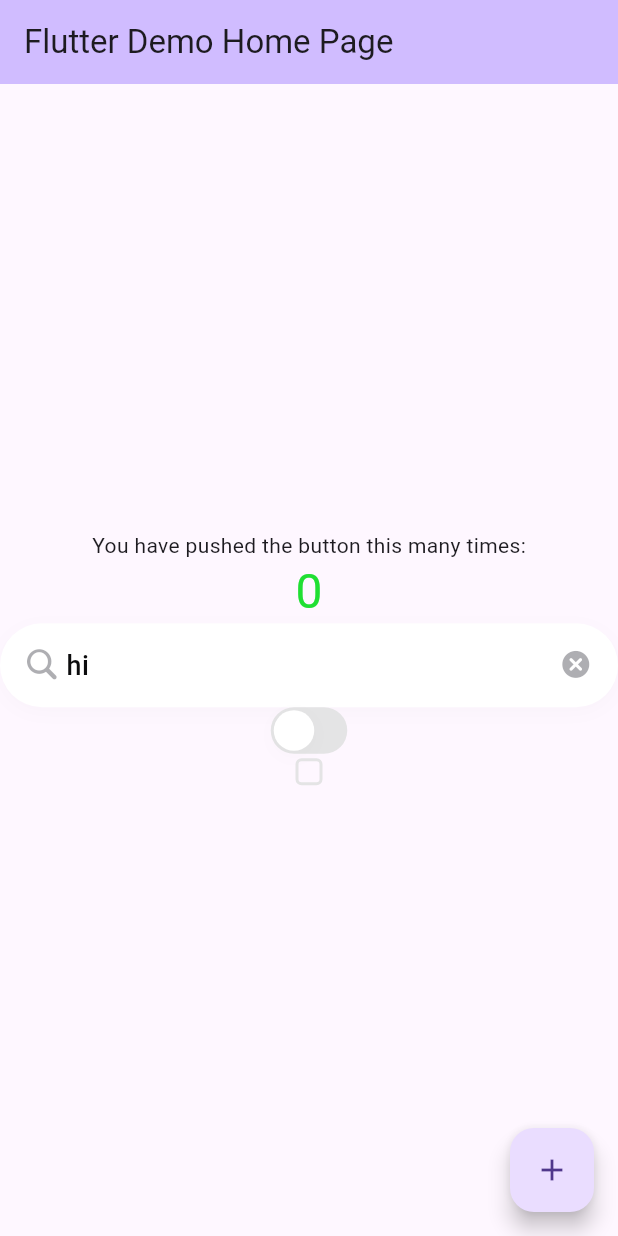
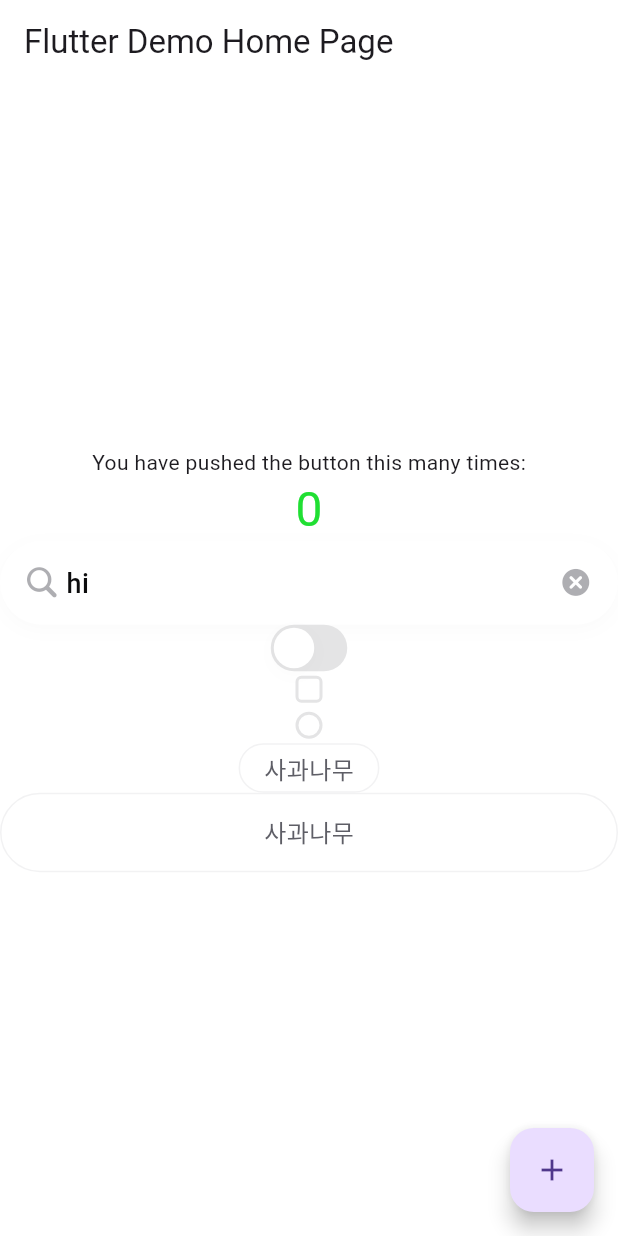
Before and after one commit to 0hayoo/moyamoya-app, a Flutter app: the screen it shows after launch, on a phone screen of 412 x 824 dp. Run offline on Flutter 3.47's test engine with Material 3 defaults, Android fonts, the phone set to English and light mode, and no system bars; our stand-ins replace smooth_corner.

Commit message:
feat: Create Radio, Text Radio Button

```diff
--- /dev/null
+++ b/lib/designsystem/component/radio.dart
@@ -0,0 +1,49 @@
+import 'package:flutter/material.dart';
+import 'package:moyamoya/designsystem/component/clickable.dart';
+import 'package:moyamoya/designsystem/foundation/app_theme.dart';
+
+class MoyaMoyaRadio extends StatefulWidget {
+  const MoyaMoyaRadio({
+    super.key,
+    required this.isChecked,
+    required this.onChanged,
+  });
+
+  final bool isChecked;
+  final Function(bool value) onChanged;
+
+  @override
+  State<MoyaMoyaRadio> createState() => _MoyaMoyaRadioState();
+}
+
+class _MoyaMoyaRadioState extends State<MoyaMoyaRadio> {
+  @override
+  Widget build(BuildContext context) {
+    return MoyaMoyaClickable(
+      onPressed: () {
+        widget.onChanged(!widget.isChecked);
+      },
+      borderRadius: BorderRadius.circular(4),
+      child: Padding(
+        padding: EdgeInsets.all(3),
+        child: Container(
+          width: 18,
+          height: 18,
+          decoration: BoxDecoration(
+            borderRadius: BorderRadius.circular(99),
+            border: widget.isChecked
+                ? Border.all(
+                    color: context.colors.primaryNormal,
+                    width: 5,
+                  )
+                : Border.all(
+                    color: context.colors.lineNormal,
+                    width: 2,
+                  ),
+            color: Colors.transparent,
+          ),
+        ),
+      ),
+    );
+  }
+}
--- /dev/null
+++ b/lib/designsystem/component/text_radio.dart
@@ -0,0 +1,134 @@
+import 'package:flutter/material.dart';
+import 'package:moyamoya/designsystem/component/clickable.dart';
+import 'package:moyamoya/designsystem/foundation/app_theme.dart';
+
+import '../foundation/moya_moya_icons_icons.dart';
+
+enum TextRadioSize {
+  small,
+  large,
+}
+
+class MoyaMoyaTextRadio extends StatefulWidget {
+  const MoyaMoyaTextRadio({
+    super.key,
+    required this.text,
+    required this.isChecked,
+    required this.onChanged,
+    required this.radioSize,
+  });
+
+  final String text;
+  final bool isChecked;
+  final Function(bool value) onChanged;
+  final TextRadioSize radioSize;
+
+  @override
+  State<MoyaMoyaTextRadio> createState() => _MoyaMoyaTextRadioState();
+}
+
+class _MoyaMoyaTextRadioState extends State<MoyaMoyaTextRadio> {
+  @override
+  Widget build(BuildContext context) {
+    return MoyaMoyaClickable(
+      onPressed: () {
+        widget.onChanged(!widget.isChecked);
+      },
+      borderRadius: BorderRadius.circular(99),
+      child: widget.radioSize == TextRadioSize.small
+          ? _getSmallRadio()
+          : _getLargeRadio(),
+    );
+  }
+
+  Widget _getLargeRadio() {
+    return Container(
+      height: 53,
+      decoration: BoxDecoration(
+        borderRadius: BorderRadius.circular(99),
+        border: widget.isChecked
+            ? Border.all(
+                color: context.colors.primaryNormal,
+                width: 2,
+              )
+            : Border.all(
+                color: context.colors.lineNeutral,
+                width: 1,
+              ),
+        color: Colors.transparent,
+      ),
+      child: Stack(
+        children: [
+          Align(
+            alignment: Alignment.center,
+            child: Text(
+              widget.text,
+              style: widget.isChecked
+                  ? context.typography.bodyBold
+                      .copyWith(color: context.colors.primaryNormal)
+                  : context.typography.bodyMedium
+                      .copyWith(color: context.colors.labelAlternative),
+            ),
+          ),
+          ..._getLeftLine()
+        ],
+      ),
+    );
+  }
+
+  List<Widget> _getLeftLine() {
+    if (widget.isChecked && widget.radioSize == TextRadioSize.large) {
+      return [
+        Align(
+          alignment: Alignment.centerRight,
+          child: Padding(
+            padding: EdgeInsets.fromLTRB(
+              0,
+              0,
+              24,
+              0,
+            ),
+            child: Icon(
+              MoyaMoyaIcons.lefticon,
+              size: 16,
+              color: context.colors.primaryNormal,
+            ),
+          ),
+        )
+      ];
+    }
+    return [];
+  }
+
+  Widget _getSmallRadio() {
+    return Container(
+      height: 33,
+      decoration: BoxDecoration(
+        borderRadius: BorderRadius.circular(99),
+        border: widget.isChecked
+            ? null
+            : Border.all(
+                color: context.colors.lineNeutral,
+                width: 1,
+              ),
+        color: widget.isChecked
+            ? context.colors.primaryNormal
+            : Colors.transparent,
+      ),
+      child: Padding(
+        padding: EdgeInsets.symmetric(
+          horizontal: 16,
+          vertical: 6,
+        ),
+        child: Text(
+          widget.text,
+          style: widget.isChecked
+              ? context.typography.bodyBold
+                  .copyWith(color: context.colors.staticWhite)
+              : context.typography.bodyMedium
+                  .copyWith(color: context.colors.labelAlternative),
+        ),
+      ),
+    );
+  }
+}
--- a/lib/designsystem/foundation/moya_moya_icons_icons.dart
+++ b/lib/designsystem/foundation/moya_moya_icons_icons.dart
@@ -22,6 +22,7 @@ class MoyaMoyaIcons {
   static const String? _kFontPkg = null;
 
   static const IconData checkline = IconData(0xe800, fontFamily: _kFontFam, fontPackage: _kFontPkg);
+  static const IconData lefticon = IconData(0xe801, fontFamily: _kFontFam, fontPackage: _kFontPkg);
   static const IconData out = IconData(0xe803, fontFamily: _kFontFam, fontPackage: _kFontPkg);
   static const IconData magnifyingglass = IconData(0xe804, fontFamily: _kFontFam, fontPackage: _kFontPkg);
 }
--- a/lib/main.dart
+++ b/lib/main.dart
@@ -1,6 +1,8 @@
 import 'package:flutter/material.dart';
 import 'package:moyamoya/designsystem/component/checkbox.dart';
+import 'package:moyamoya/designsystem/component/radio.dart';
 import 'package:moyamoya/designsystem/component/text_field.dart';
+import 'package:moyamoya/designsystem/component/text_radio.dart';
 import 'package:moyamoya/designsystem/component/toggle.dart';
 import 'package:moyamoya/designsystem/foundation/app_theme.dart';
 import 'package:provider/provider.dart';
@@ -71,8 +73,9 @@ class _MyHomePageState extends State<MyHomePage> {
   @override
   Widget build(BuildContext context) {
     return Scaffold(
+      backgroundColor: context.colors.backgroundNormal,
       appBar: AppBar(
-        backgroundColor: Theme.of(context).colorScheme.inversePrimary,
+        backgroundColor: context.colors.backgroundNormal,
         title: Text(widget.title),
       ),
       body: Center(
@@ -110,6 +113,22 @@ class _MyHomePageState extends State<MyHomePage> {
               isChecked: _isChecked,
               onChanged: _changeIsChecked,
             ),
+            MoyaMoyaRadio(
+              isChecked: _isChecked,
+              onChanged: _changeIsChecked,
+            ),
+            MoyaMoyaTextRadio(
+              text: "사과나무",
+              isChecked: _isChecked,
+              onChanged: _changeIsChecked,
+              radioSize: TextRadioSize.small,
+            ),
+            MoyaMoyaTextRadio(
+              text: "사과나무",
+              isChecked: _isChecked,
+              onChanged: _changeIsChecked,
+              radioSize: TextRadioSize.large,
+            ),
             // child: MoyaMoyaButton(
             //   text: "Hello",
             //   buttonSize: ButtonSize.small,
```
Also changed, not shown: assets/fonts/MoyaMoyaIcons.ttf.
